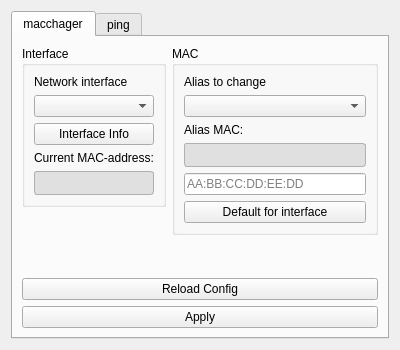
Qt form macchanger_widget.ui (SubOfTheDarkness/macchanger_iplink_qt) before a commit.
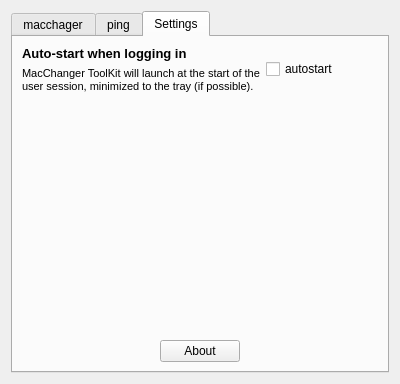
The same form after that commit. The open tabs and pages were chosen to show the change. Custom widgets are drawn as their Qt base class.

Commit message: добавлена возможность автозапуска добавлено окно about исправлен килл пингов отдельно вынесены: версия приложения название приложения регулярка для мак-адресов чтобы километры не писать

```diff
--- a/macchanger_widget.ui
+++ b/macchanger_widget.ui
@@ -7,7 +7,7 @@
     <x>0</x>
     <y>0</y>
     <width>400</width>
-    <height>350</height>
+    <height>384</height>
    </rect>
   </property>
   <property name="windowTitle">
@@ -265,10 +265,115 @@
        </item>
       </layout>
      </widget>
+     <widget class="QWidget" name="tab_settings">
+      <attribute name="title">
+       <string>Settings</string>
+      </attribute>
+      <layout class="QVBoxLayout" name="verticalLayout_5">
+       <item>
+        <layout class="QHBoxLayout" name="sett_autostart_layout">
+         <item>
+          <layout class="QVBoxLayout" name="sett_autostart_lbls_layout">
+           <item>
+            <widget class="QLabel" name="info_sett_autostart_lbl">
+             <property name="styleSheet">
+              <string notr="true">    font-size: 13px;
+    font-weight: bold;
+    color: palette(window-text); </string>
+             </property>
+             <property name="text">
+              <string>Auto-start when logging in</string>
+             </property>
+            </widget>
+           </item>
+           <item>
+            <widget class="QLabel" name="info_sett_autostart_desc_lbl">
+             <property name="styleSheet">
+              <string notr="true">    font-size: 11px;
+    color: rgba(palette(window-text), 0.6); </string>
+             </property>
+             <property name="text">
+              <string>MacChanger ToolKit will launch at the start of the user session, minimized to the tray (if possible).</string>
+             </property>
+             <property name="wordWrap">
+              <bool>true</bool>
+             </property>
+            </widget>
+           </item>
+          </layout>
+         </item>
+         <item>
+          <widget class="SwitchButton" name="sett_autostart_switch">
+           <property name="text">
+            <string>autostart</string>
+           </property>
+          </widget>
+         </item>
+        </layout>
+       </item>
+       <item>
+        <spacer name="verticalSpacer_4">
+         <property name="orientation">
+          <enum>Qt::Orientation::Vertical</enum>
+         </property>
+         <property name="sizeHint" stdset="0">
+          <size>
+           <width>20</width>
+           <height>40</height>
+          </size>
+         </property>
+        </spacer>
+       </item>
+       <item>
+        <layout class="QHBoxLayout" name="sett_about_layout">
+         <item>
+          <spacer name="horizontalSpacer">
+           <property name="orientation">
+            <enum>Qt::Orientation::Horizontal</enum>
+           </property>
+           <property name="sizeHint" stdset="0">
+            <size>
+             <width>40</width>
+             <height>20</height>
+            </size>
+           </property>
+          </spacer>
+         </item>
+         <item>
+          <widget class="QPushButton" name="sett_about_btn">
+           <property name="text">
+            <string>About</string>
+           </property>
+          </widget>
+         </item>
+         <item>
+          <spacer name="horizontalSpacer_2">
+           <property name="orientation">
+            <enum>Qt::Orientation::Horizontal</enum>
+           </property>
+           <property name="sizeHint" stdset="0">
+            <size>
+             <width>40</width>
+             <height>20</height>
+            </size>
+           </property>
+          </spacer>
+         </item>
+        </layout>
+       </item>
+      </layout>
+     </widget>
     </widget>
    </item>
   </layout>
  </widget>
+ <customwidgets>
+  <customwidget>
+   <class>SwitchButton</class>
+   <extends>QCheckBox</extends>
+   <header>switch_button.h</header>
+  </customwidget>
+ </customwidgets>
  <resources/>
  <connections/>
 </ui>
```
Left out of the diff: 5 changed lines with no effect on the pictures. The commit also changes 8 other files.
